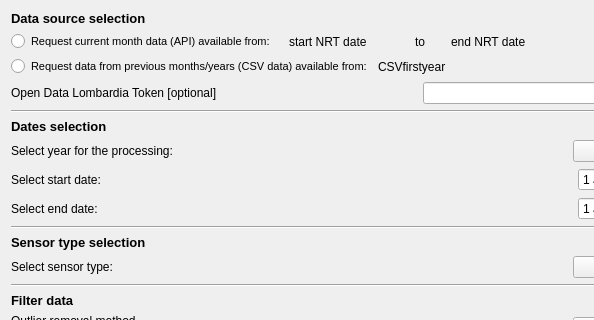
This is arpaweather_dialog_base.ui in gisgeolab/ARPA_Weather_plugin as Qt 5 draws it before an edit; both pictures show x 0 to 594 and y 0 to 320 of the 734 by 697 pixel window. The edited form follows.
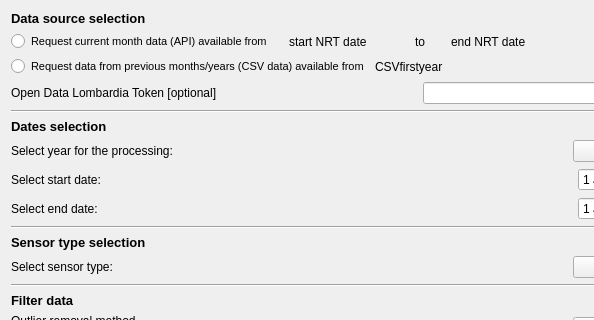
This is the edited form. Custom widgets are drawn as their Qt base class.

The edit to the form file:
```diff
--- a/arpaweather_dialog_base.ui
+++ b/arpaweather_dialog_base.ui
@@ -40,7 +40,7 @@
           </font>
          </property>
          <property name="text">
-          <string>Request current month data (API) available from: </string>
+          <string>Request current month data (API) available from </string>
          </property>
         </widget>
        </item>
@@ -89,7 +89,7 @@
           </font>
          </property>
          <property name="text">
-          <string>Request data from previous months/years (CSV data) available from:</string>
+          <string>Request data from previous months/years (CSV data) available from</string>
          </property>
         </widget>
        </item>
```
